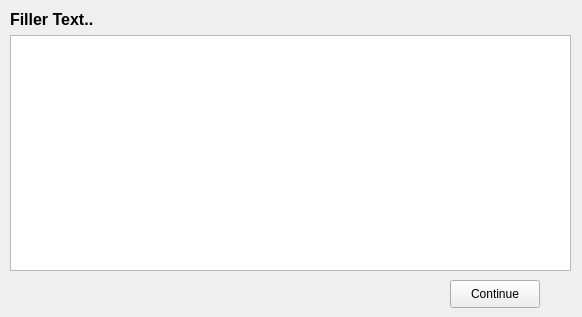
First picture: the form in UI_Files/progressScreen.ui, repository GDGVIT/pip-gui, before the edit.
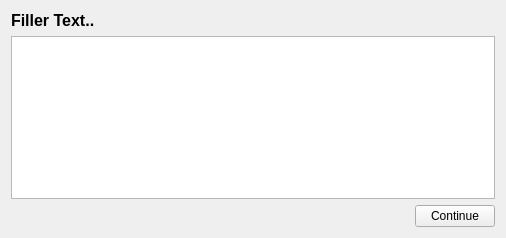
Second picture: the form after the edit.

Patch:
```diff
--- a/UI_Files/progressScreen.ui
+++ b/UI_Files/progressScreen.ui
@@ -6,23 +6,16 @@
    <rect>
     <x>0</x>
     <y>0</y>
-    <width>582</width>
-    <height>317</height>
+    <width>506</width>
+    <height>238</height>
    </rect>
   </property>
   <property name="windowTitle">
    <string>Progress Window</string>
   </property>
-  <widget class="QWidget" name="verticalLayoutWidget">
-   <property name="geometry">
-    <rect>
-     <x>10</x>
-     <y>10</y>
-     <width>561</width>
-     <height>261</height>
-    </rect>
-   </property>
-   <layout class="QVBoxLayout" name="verticalLayout">
+  <layout class="QGridLayout" name="gridLayout">
+   <item row="0" column="0">
+    <layout class="QVBoxLayout" name="verticalLayout_2">
     <item>
      <widget class="QLabel" name="labelProgress">
       <property name="font">
@@ -40,21 +33,39 @@
     <item>
      <widget class="QTextEdit" name="textEdit"/>
     </item>
-   </layout>
-  </widget>
+     <item>
+      <layout class="QHBoxLayout" name="horizontalLayout">
+       <property name="spacing">
+        <number>0</number>
+       </property>
+       <property name="topMargin">
+        <number>0</number>
+       </property>
+       <item>
+        <spacer name="horizontalSpacer">
+         <property name="orientation">
+          <enum>Qt::Horizontal</enum>
+         </property>
+         <property name="sizeHint" stdset="0">
+          <size>
+           <width>40</width>
+           <height>20</height>
+          </size>
+         </property>
+        </spacer>
+       </item>
+       <item>
   <widget class="QPushButton" name="btnContinue">
-   <property name="geometry">
-    <rect>
-     <x>450</x>
-     <y>280</y>
-     <width>90</width>
-     <height>28</height>
-    </rect>
-   </property>
    <property name="text">
     <string>Continue</string>
    </property>
   </widget>
+       </item>
+      </layout>
+     </item>
+    </layout>
+   </item>
+  </layout>
  </widget>
  <resources/>
  <connections/>
```
Lines whose indentation alone changed are shown as unchanged.
